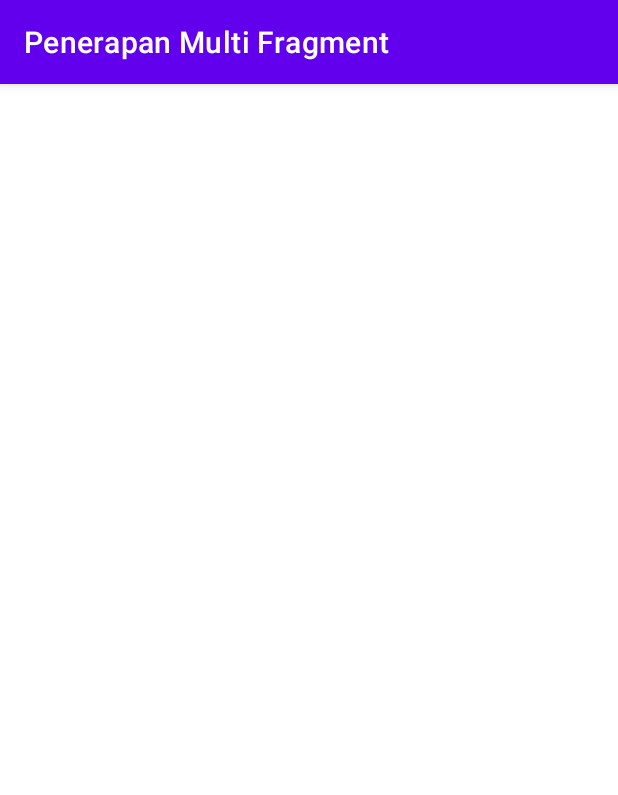
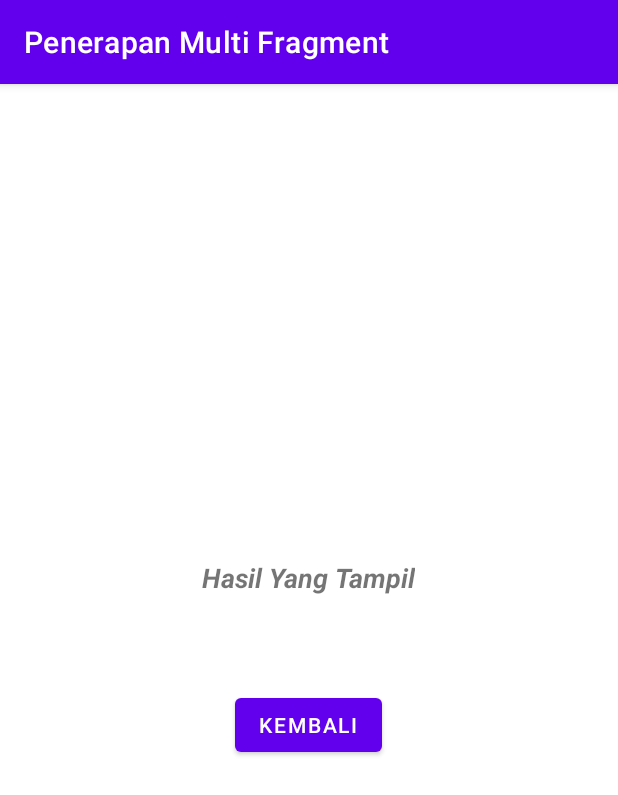
Before and after one commit to dvlboo/android-praktikun, an Android app: the screen it shows after launch (MainActivity), after a tap on "SUBMIT", on a phone screen of 412 x 824 dp. Shown: the top 795 px of the screen. Run offline under Robolectric (Android 15) with nearby library versions, the phone set to English and light mode, and no system bars.

Commit message:
fix multi fragment : minus design

```diff
--- a/Modul4/FRAGMENT/app/src/main/java/com/example/penerapanmultifragment/DisplayFragment.kt
+++ b/Modul4/FRAGMENT/app/src/main/java/com/example/penerapanmultifragment/DisplayFragment.kt
@@ -6,6 +6,7 @@ import android.view.LayoutInflater
 import android.view.View
 import android.view.ViewGroup
 import android.widget.Button
+
 import android.widget.TextView
 
 // TODO: Rename parameter arguments, choose names that match
@@ -51,8 +52,8 @@ class DisplayFragment : Fragment() {
             }
     }
 
-    private lateinit var textViewData: TextView
-    private var data: String? = null
+    private lateinit var textView: TextView
+    private lateinit var button : Button
 
     override fun onCreateView(
         inflater: LayoutInflater,
@@ -60,25 +61,26 @@ class DisplayFragment : Fragment() {
         savedInstanceState: Bundle?
     ): View? {
         val view = inflater.inflate(R.layout.fragment_display, container, false)
-        textViewData = view.findViewById(R.id.textViewData)
+        textView = view.findViewById(R.id.textViewData)
+        button = view.findViewById(R.id.btBack)
+        button.setOnClickListener { backFragment() }
+
+
+
+        val bundle = arguments
+        if (bundle != null) {
+            val teks = bundle.getString("teks")
+            textView.text = teks
+        }
+
         return view
     }
+    private fun backFragment() {
 
-    fun updateData(data: String) {
-        this.data = data
-        textViewData.text = data
-    }
-
-    override fun onViewCreated(view: View, savedInstanceState: Bundle?) {
-        super.onViewCreated(view, savedInstanceState)
-        val button = view.findViewById<Button>(R.id.buttonSubmit)
-
-        button.setOnClickListener{
-            parentFragmentManager
-                .beginTransaction()
-                .replace(R.id.fragmentContainer, DisplayFragment())
-                .addToBackStack(null)
-                .commit()
+        parentFragmentManager.beginTransaction().apply {
+            replace(R.id.fragmentContainer, InputFragment())
+            addToBackStack(null)
+            commit()
         }
     }
 
--- a/Modul4/FRAGMENT/app/src/main/java/com/example/penerapanmultifragment/InputFragment.kt
+++ b/Modul4/FRAGMENT/app/src/main/java/com/example/penerapanmultifragment/InputFragment.kt
@@ -52,14 +52,9 @@ class InputFragment : Fragment() {
             }
     }
 
-    private lateinit var editTextData: EditText
-    private lateinit var buttonSubmit: Button
+    private lateinit var editText: EditText
+    private lateinit var button: Button
 
-    interface OnDataSubmitListener {
-        fun onDataSubmit(data: String)
-    }
-
-    private var onDataSubmitListener: OnDataSubmitListener? = null
 
     override fun onCreateView(
         inflater: LayoutInflater,
@@ -67,32 +62,24 @@ class InputFragment : Fragment() {
         savedInstanceState: Bundle?
     ): View? {
         val view = inflater.inflate(R.layout.fragment_input, container, false)
-        editTextData = view.findViewById(R.id.editTextData)
-        buttonSubmit = view.findViewById(R.id.buttonSubmit)
-        buttonSubmit.setOnClickListener {
-            val data = editTextData.text.toString()
-            onDataSubmitListener?.onDataSubmit(data)
-        }
+        editText = view.findViewById(R.id.editTextData)
+        button = view.findViewById(R.id.buttonSubmit)
+        button.setOnClickListener { pindahFragment() }
         return view
     }
 
-    override fun onViewCreated(view: View, savedInstanceState: Bundle?) {
-        super.onViewCreated(view, savedInstanceState)
-        val button = view.findViewById<Button>(R.id.buttonSubmit)
+    private fun pindahFragment() {
+        val teks = editText.text.toString()
+        val bundle = Bundle()
+        bundle.putString("teks", teks)
+        val secondFragment = DisplayFragment()
+        secondFragment.arguments = bundle
 
-        button.setOnClickListener{
-            parentFragmentManager
-                .beginTransaction()
-                .replace(R.id.fragmentContainer, DisplayFragment())
-                .addToBackStack(null)
-                .commit()
+        parentFragmentManager.beginTransaction().apply {
+            replace(R.id.fragmentContainer, secondFragment)
+            addToBackStack(null)
+            commit()
         }
     }
 
-
-
-
-    fun setOnDataSubmitListener(listener: OnDataSubmitListener) {
-        onDataSubmitListener = listener
-    }
 }
--- a/Modul4/FRAGMENT/app/src/main/java/com/example/penerapanmultifragment/MainActivity.kt
+++ b/Modul4/FRAGMENT/app/src/main/java/com/example/penerapanmultifragment/MainActivity.kt
@@ -3,30 +3,15 @@ package com.example.penerapanmultifragment
 import androidx.appcompat.app.AppCompatActivity
 import android.os.Bundle
 
-class MainActivity : AppCompatActivity(), InputFragment.OnDataSubmitListener {
-
-    private lateinit var inputFragment: InputFragment
-    private lateinit var displayFragment: DisplayFragment
+class MainActivity : AppCompatActivity(){
 
     override fun onCreate(savedInstanceState: Bundle?) {
         super.onCreate(savedInstanceState)
         setContentView(R.layout.activity_main)
 
-        inputFragment = InputFragment()
-        displayFragment = DisplayFragment()
-
+        // val inputFragment = InputFragment()
         supportFragmentManager.beginTransaction()
-            .add(R.id.fragmentContainer, inputFragment)
-            .commit()
-
-        inputFragment.setOnDataSubmitListener(this)
-    }
-
-    override fun onDataSubmit(data: String) {
-        displayFragment.updateData(data)
-        supportFragmentManager.beginTransaction()
-            .replace(R.id.fragmentContainer, displayFragment)
-            .addToBackStack(null)
+            .add(R.id.fragmentContainer, InputFragment())
             .commit()
     }
 
--- a/Modul4/FRAGMENT/app/src/main/res/layout/activity_main.xml
+++ b/Modul4/FRAGMENT/app/src/main/res/layout/activity_main.xml
@@ -1,5 +1,6 @@
 <?xml version="1.0" encoding="utf-8"?>
-<androidx.constraintlayout.widget.ConstraintLayout xmlns:android="http://schemas.android.com/apk/res/android"
+<androidx.constraintlayout.widget.ConstraintLayout
+    xmlns:android="http://schemas.android.com/apk/res/android"
     xmlns:app="http://schemas.android.com/apk/res-auto"
     xmlns:tools="http://schemas.android.com/tools"
     android:layout_width="match_parent"
@@ -9,8 +10,10 @@
     <FrameLayout
         android:id="@+id/fragmentContainer"
         android:layout_width="match_parent"
-        android:layout_height="match_parent">
-
-    </FrameLayout>
+        android:layout_height="match_parent"
+        app:layout_constraintTop_toTopOf="parent"
+        app:layout_constraintBottom_toBottomOf="parent"
+        app:layout_constraintStart_toStartOf="parent"
+        app:layout_constraintEnd_toEndOf="parent"/>
 
 </androidx.constraintlayout.widget.ConstraintLayout>
--- a/Modul4/FRAGMENT/app/src/main/res/layout/fragment_display.xml
+++ b/Modul4/FRAGMENT/app/src/main/res/layout/fragment_display.xml
@@ -1,25 +1,33 @@
 <?xml version="1.0" encoding="utf-8"?>
-<FrameLayout xmlns:android="http://schemas.android.com/apk/res/android"
+<LinearLayout xmlns:android="http://schemas.android.com/apk/res/android"
     xmlns:tools="http://schemas.android.com/tools"
     android:layout_width="match_parent"
     android:layout_height="match_parent"
+    android:orientation="vertical"
+    android:gravity="center"
     tools:context=".DisplayFragment">
+    <TextView
+        android:layout_width="wrap_content"
+        android:layout_height="wrap_content"
+        android:text="Hasil Yang Tampil"
+        android:layout_marginBottom="20dp"
+        android:textSize="18sp"
+        android:textStyle="bold|italic"/>
 
-    <!-- TODO: Update blank fragment layout -->
-    <LinearLayout xmlns:android="http://schemas.android.com/apk/res/android"
-        android:layout_width="match_parent"
-        android:layout_height="match_parent"
-        android:orientation="vertical"
-        android:gravity="center">
+    <TextView
+        android:id="@+id/textViewData"
+        android:layout_width="wrap_content"
+        android:layout_height="wrap_content"
+        android:textSize="16sp"
+        android:layout_marginBottom="20dp"/>
 
-        <TextView
-            android:id="@+id/textViewData"
-            android:layout_width="wrap_content"
-            android:layout_height="wrap_content"
-            android:textSize="24sp"
-            android:textStyle="bold"/>
-
-    </LinearLayout>
+    <Button
+        android:id="@+id/btBack"
+        android:layout_width="wrap_content"
+        android:layout_height="wrap_content"
+        android:textSize="14sp"
+        android:text="Kembali"/>
 
 
-</FrameLayout>
+
+</LinearLayout>
--- a/Modul4/FRAGMENT/app/src/main/res/layout/fragment_input.xml
+++ b/Modul4/FRAGMENT/app/src/main/res/layout/fragment_input.xml
@@ -1,16 +1,10 @@
 <?xml version="1.0" encoding="utf-8"?>
-<FrameLayout xmlns:android="http://schemas.android.com/apk/res/android"
+<LinearLayout xmlns:android="http://schemas.android.com/apk/res/android"
     xmlns:app="http://schemas.android.com/apk/res-auto"
     xmlns:tools="http://schemas.android.com/tools"
     android:layout_width="match_parent"
     android:layout_height="match_parent"
-    tools:context=".InputFragment">
-
-    <!-- TODO: Update blank fragment layout -->
-
-    <LinearLayout xmlns:android="http://schemas.android.com/apk/res/android"
-        android:layout_width="match_parent"
-        android:layout_height="match_parent"
+    tools:context=".InputFragment"
     android:orientation="vertical"
     android:gravity="center">
 
@@ -27,7 +21,5 @@
         android:layout_height="wrap_content"
         android:text="Submit"/>
 
+
 </LinearLayout>
-
-
-</FrameLayout>
```
Lines whose indentation alone changed are shown as unchanged.
